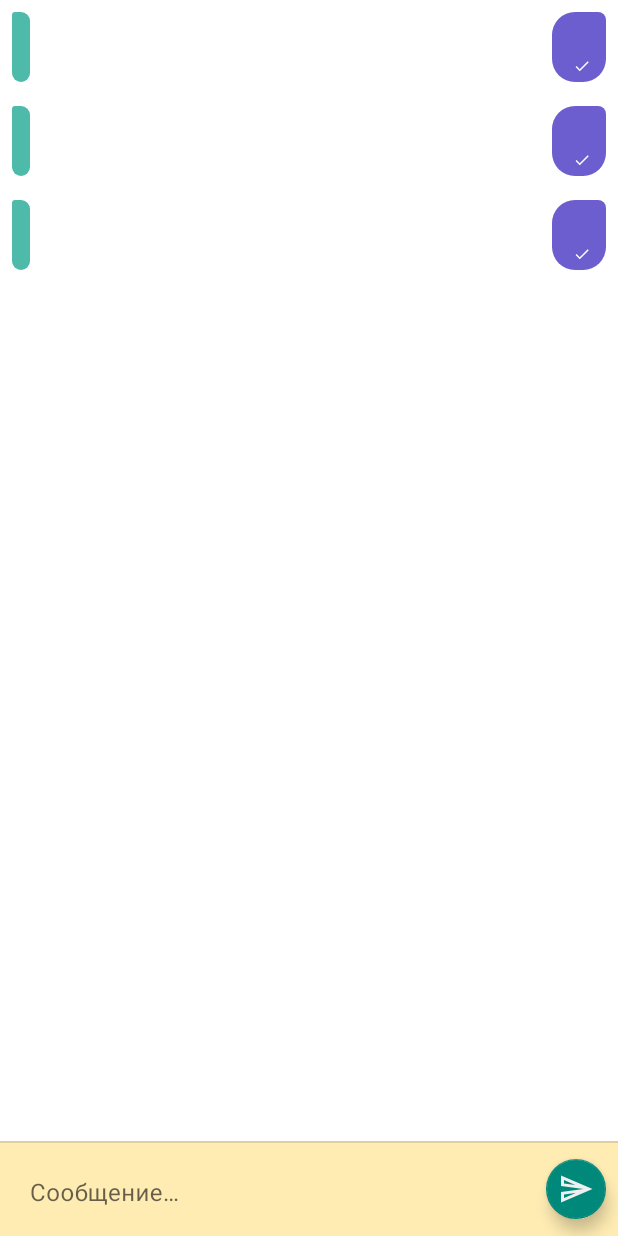
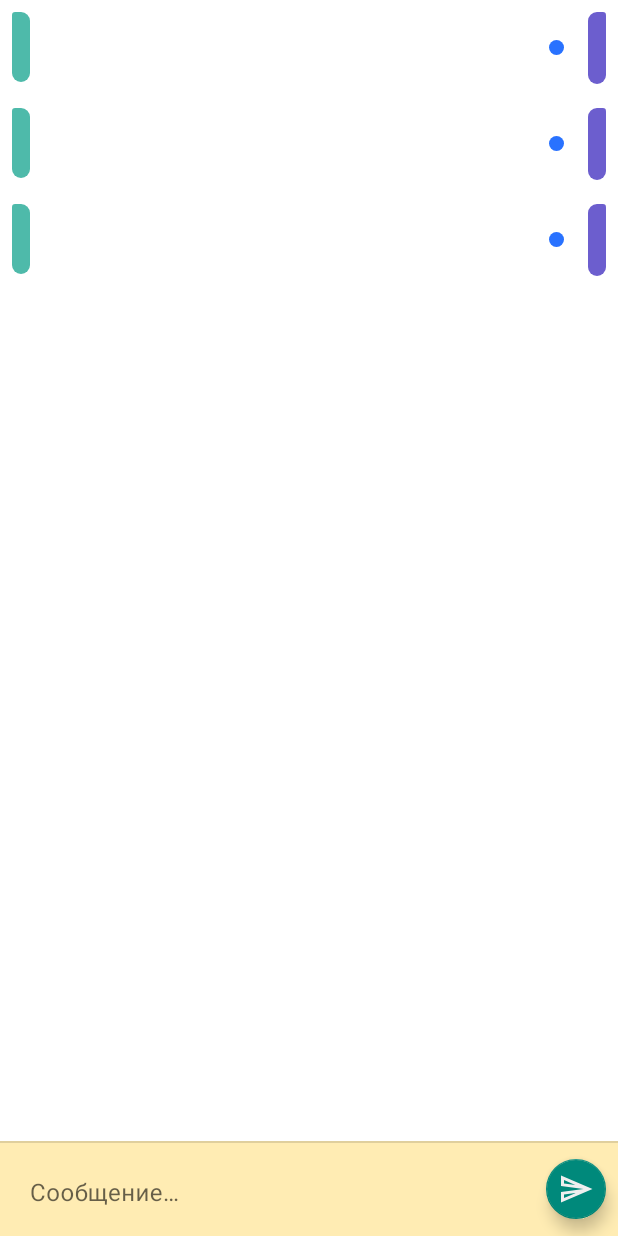
Before and after one commit to iooojik/anon_meet_kotlin, an Android app: the layout chat_process_main.xml on its own in the app's theme, with its tools: preview values and no code run, on a phone screen of 412 x 824 dp. Run offline under Robolectric (Android 15) with nearby library versions, the phone set to English and light mode, and no system bars.

Commit message:
bug fix TODO: sending|receiving messages

```diff
--- a/app/src/main/java/iooojik/anon/meet/data/models/SeenModel.kt
+++ b/app/src/main/java/iooojik/anon/meet/data/models/SeenModel.kt
@@ -2,4 +2,4 @@ package iooojik.anon.meet.data.models
 
 import iooojik.anon.meet.data.models.user.User
 
-data class SeenModel(var seen: Boolean, var user: User = User())
+data class SeenModel(var seen: Boolean, var seenBy: User = User())
--- a/app/src/main/java/iooojik/anon/meet/net/sockets/StaticSockets.kt
+++ b/app/src/main/java/iooojik/anon/meet/net/sockets/StaticSockets.kt
@@ -3,6 +3,7 @@ package iooojik.anon.meet.net.sockets
 class StaticSockets {
     companion object {
         const val SOCKET_URL = "ws://195.140.146.50:8088/anon.api/ws/websocket"
+        //const val SOCKET_URL = "ws://192.168.0.101:8080/ws/websocket"
         const val SERVER_HEARTBEAT = 10000
     }
 }
--- a/app/src/main/java/iooojik/anon/meet/ui/filters/FiltersFragment.kt
+++ b/app/src/main/java/iooojik/anon/meet/ui/filters/FiltersFragment.kt
@@ -87,6 +87,10 @@ class FiltersFragment : Fragment(), FiltersFragmentLogic {
                     tapCounter = 0
                 } else if (!UserViewModel.currentUser.value?.uuid.isNullOrBlank()) {
                     try {
+                        val preferencesManager = SharedPreferencesManager(requireContext())
+                        preferencesManager.initPreferences(SharedPrefsKeys.CHAT_PREFERENCES_NAME)
+                        preferencesManager.clearAll()
+
                         findingBottomSheet.show(
                             requireActivity().supportFragmentManager,
                             SearchBottomSheet.TAG
--- /dev/null
+++ b/app/src/main/res/drawable/dotted.xml
@@ -0,0 +1,12 @@
+<?xml version="1.0" encoding="utf-8"?>
+<shape
+    xmlns:android="http://schemas.android.com/apk/res/android"
+    android:shape="oval">
+
+    <solid
+        android:color="@color/primaryBlue"/>
+
+    <size
+        android:width="120dp"
+        android:height="120dp"/>
+</shape>
--- a/app/src/main/res/drawable/outline_done_24.xml
+++ b/app/src/main/res/drawable/outline_done_24.xml
@@ -1,6 +1,6 @@
 <vector xmlns:android="http://schemas.android.com/apk/res/android"
-    android:width="24dp"
-    android:height="24dp"
+    android:width="48dp"
+    android:height="48dp"
     android:viewportWidth="24"
     android:viewportHeight="24">
     <path
--- a/app/src/main/res/drawable/outline_done_all_24.xml
+++ b/app/src/main/res/drawable/outline_done_all_24.xml
@@ -1,6 +1,6 @@
 <vector xmlns:android="http://schemas.android.com/apk/res/android"
-    android:width="24dp"
-    android:height="24dp"
+    android:width="48dp"
+    android:height="48dp"
     android:viewportWidth="24"
     android:viewportHeight="24">
     <path
--- a/app/src/main/res/layout/recycler_view_message_item.xml
+++ b/app/src/main/res/layout/recycler_view_message_item.xml
@@ -76,6 +76,22 @@
             android:layout_width="wrap_content"
             android:layout_height="wrap_content"
             android:layout_gravity="end"
+            android:orientation="horizontal">
+
+            <ImageView
+                android:layout_width="10dp"
+                android:layout_height="10dp"
+                android:layout_gravity="center"
+                android:layout_marginEnd="@dimen/standard_margin"
+                android:src="@drawable/dotted"
+                android:contentDescription="@string/message_seen"
+                android:visibility="@{message.messageMutableLiveData.seen ? View.GONE : View.VISIBLE}"/>
+
+
+            <LinearLayout
+                android:id="@+id/my_message_bubble_content"
+                android:layout_width="wrap_content"
+                android:layout_height="wrap_content"
                 android:background="@drawable/my_message_bubble"
                 android:orientation="vertical"
                 android:visibility="@{message.messageMutableLiveData.mine ? View.VISIBLE : View.GONE}">
@@ -94,7 +110,7 @@
 
                 <LinearLayout
                     android:layout_width="wrap_content"
-                android:layout_height="wrap_content"
+                    android:layout_height="18dp"
                     android:layout_gravity="bottom|end"
                     android:layout_marginStart="@dimen/message_input_dimen"
                     android:layout_marginEnd="@dimen/message_input_dimen"
@@ -104,6 +120,7 @@
                         android:id="@+id/time_text"
                         android:layout_width="wrap_content"
                         android:layout_height="wrap_content"
+                        android:layout_gravity="center"
                         android:layout_marginStart="4dp"
                         android:background="@android:color/transparent"
                         android:text="@{message.messageMutableLiveData.date}"
@@ -111,16 +128,9 @@
                         android:textSize="12sp"
                         tools:text="@tools:sample/lorem" />
 
-                <ImageView
-                    android:id="@+id/message_seen_my_bubble"
-                    android:layout_width="0dp"
-                    android:layout_height="12dp"
-                    android:layout_weight="1"
-                    android:contentDescription="@string/message_seen"
-                    android:src="@{message.messageMutableLiveData.seen ? @drawable/outline_done_all_24 : @drawable/outline_done_24}"
-                    tools:srcCompat="@drawable/outline_done_24" />
                 </LinearLayout>
 
             </LinearLayout>
+        </LinearLayout>
     </FrameLayout>
 </layout>
--- a/app/src/main/res/values/ad_ids.xml
+++ b/app/src/main/res/values/ad_ids.xml
@@ -1,9 +1,9 @@
 <?xml version="1.0" encoding="utf-8"?>
 <resources>
     <!--test ca-app-pub-3940256099942544~3347511713 original ca-app-pub-6737046334774794~7029402696-->
-    <string name="app_id">ca-app-pub-3940256099942544~3347511713</string>
+    <string name="app_id">ca-app-pub-6737046334774794~7029402696</string>
     <!--test ca-app-pub-3940256099942544/1033173712 original ca-app-pub-6737046334774794/8707292352-->
-    <string name="interstitial_id">ca-app-pub-3940256099942544/1033173712</string>
+    <string name="interstitial_id">ca-app-pub-6737046334774794/8707292352</string>
     <!--test ca-app-pub-3940256099942544/6300978111 original ca-app-pub-6737046334774794/3040565533-->
-    <string name="banner_id">ca-app-pub-3940256099942544/6300978111</string>
+    <string name="banner_id">ca-app-pub-6737046334774794/3040565533</string>
 </resources>
--- a/app/src/main/res/values/strings.xml
+++ b/app/src/main/res/values/strings.xml
@@ -65,5 +65,6 @@
     <string name="telegram" translatable="false">Telegram</string>
     <string name="authorization_error">Ошибка авторизации %1$s</string>
     <string name="chat_was_ended">Чат завершён</string>
+    <string name="deauth_from_account">Выйти из аккаунта</string>
 
 </resources>
```
Also changed, not shown: app/src/main/java/iooojik/anon/meet/net/sockets/ChatService.kt (+15 -13 lines), app/src/main/java/iooojik/anon/meet/ui/chat/ChatProcessFragment.kt (+34 -12 lines), app/src/main/java/iooojik/anon/meet/ui/settings/SettingsFragment.kt (+8 -0 lines), app/src/main/res/layout/fragment_settings.xml (+7 -0 lines). Lines whose indentation alone changed are shown as unchanged.
